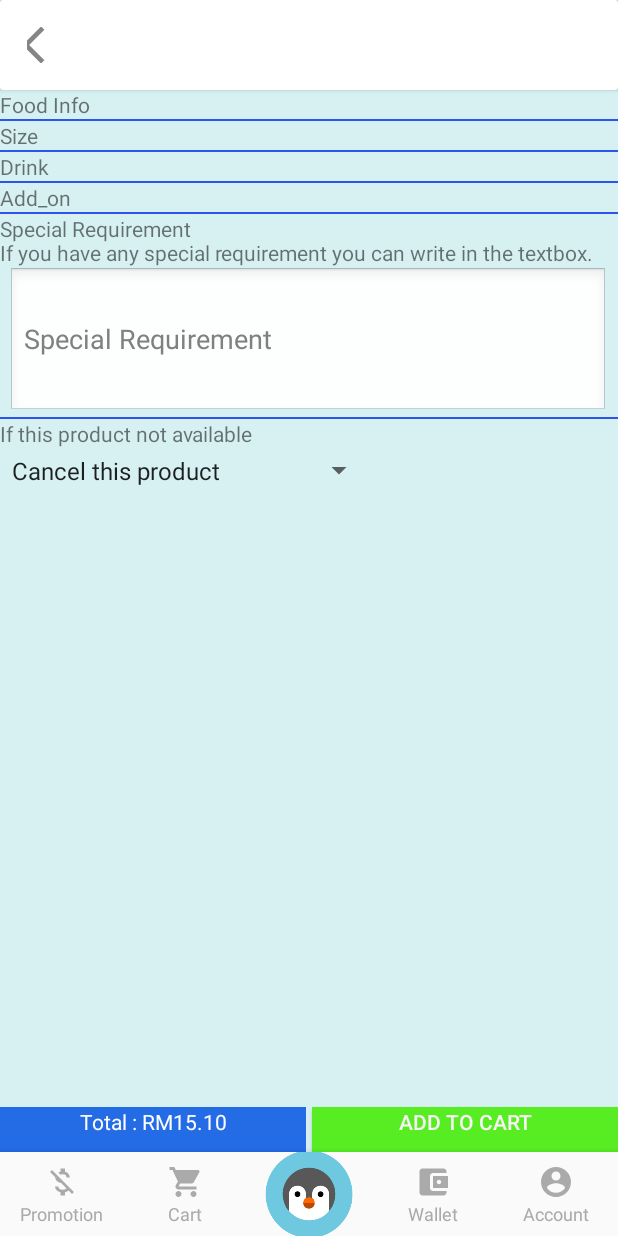
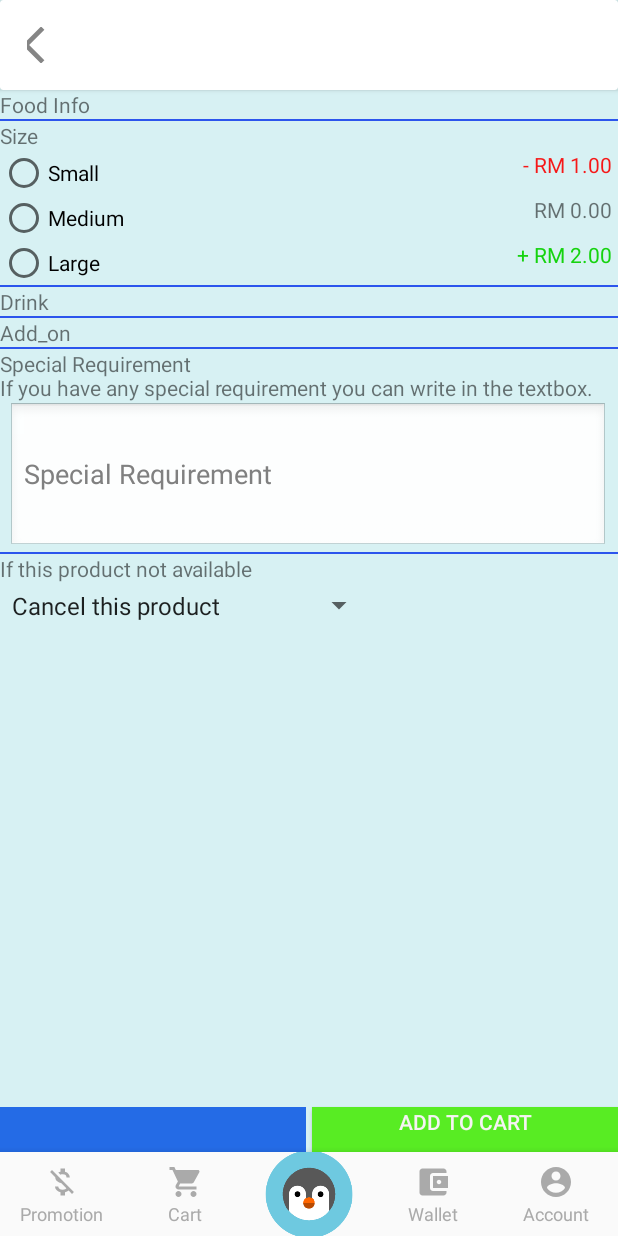
Before and after one commit to liaukx-tarc/Foodpenguin, an Android app: the fragment food_info_Fragment placed in its activity, on a phone screen of 412 x 824 dp. Run offline under Robolectric (Android 15) with nearby library versions, the light colour scheme and no system bars; our stand-ins replace navigation-ui.

Commit message:
Left food layout by sfyeo

```diff
--- a/app/src/main/res/layout/fragment_checkout_fragment.xml
+++ b/app/src/main/res/layout/fragment_checkout_fragment.xml
@@ -121,12 +121,12 @@
         app:layout_constraintTop_toBottomOf="@+id/payment_text">
 
         <RadioButton
+            android:id="@+id/wallet_text"
             android:layout_width="400dp"
             android:layout_height="80dp"
             android:layout_gravity="center_horizontal"
             android:background="@drawable/checkout_button_wallet_selector"
             android:button="@null"
-            android:text="Penguin Wallet\nRM 10.50"
             android:textAlignment="center"
             android:textColor="#0347BC"
             android:textSize="25dp" />
--- a/app/src/main/res/layout/fragment_food_info_.xml
+++ b/app/src/main/res/layout/fragment_food_info_.xml
@@ -84,11 +84,68 @@
                 android:id="@+id/size">
 
                 <TextView
+                    android:id="@+id/size_text"
                     android:layout_width="match_parent"
                     android:layout_height="wrap_content"
                     android:text="Size"
                     app:layout_constraintTop_toTopOf="@+id/size"
                     app:layout_constraintStart_toStartOf="@+id/size"/>
+
+                <RadioGroup
+                    android:layout_width="wrap_content"
+                    android:layout_height="wrap_content"
+                    android:id="@+id/sizeRadio"
+                    app:layout_constraintStart_toStartOf="parent"
+                    app:layout_constraintTop_toBottomOf="@+id/size_text">
+
+                    <RadioButton
+                    android:layout_width="wrap_content"
+                    android:layout_height="30dp"
+                    android:text="Small" />
+
+                    <RadioButton
+                        android:layout_width="wrap_content"
+                        android:layout_height="30dp"
+                        android:text="Medium" />
+
+                    <RadioButton
+                        android:layout_width="wrap_content"
+                        android:layout_height="30dp"
+                        android:text="Large" />
+
+                </RadioGroup>
+
+                <TextView
+                    android:id="@+id/textView"
+                    android:layout_width="wrap_content"
+                    android:layout_height="30dp"
+                    android:layout_marginEnd="4dp"
+                    android:layout_marginRight="4dp"
+                    android:text="- RM 1.00"
+                    android:textColor="#F61818"
+                    app:layout_constraintEnd_toEndOf="parent"
+                    app:layout_constraintTop_toBottomOf="@+id/size_text" />
+
+                <TextView
+                    android:id="@+id/textView4"
+                    android:layout_width="wrap_content"
+                    android:layout_height="30dp"
+                    android:layout_marginEnd="4dp"
+                    android:layout_marginRight="4dp"
+                    android:text="RM 0.00"
+                    app:layout_constraintEnd_toEndOf="parent"
+                    app:layout_constraintTop_toBottomOf="@+id/textView" />
+
+                <TextView
+                    android:layout_width="wrap_content"
+                    android:layout_height="30dp"
+                    android:layout_marginEnd="4dp"
+                    android:layout_marginRight="4dp"
+                    android:text="+ RM 2.00"
+                    android:textColor="#16D30F"
+                    app:layout_constraintEnd_toEndOf="parent"
+                    app:layout_constraintTop_toBottomOf="@+id/textView4" />
+
 
             </androidx.constraintlayout.widget.ConstraintLayout>
 
@@ -194,7 +251,6 @@
         android:layout_height="30dp"
         android:background="#246BE6"
         android:gravity="center_horizontal"
-        android:text="Total : RM15.10"
         android:textAlignment="center"
         android:textColor="#FDFDFD"
         app:layout_constraintBottom_toTopOf="@+id/nav_view"
```
Also changed, not shown: app/src/main/java/com/xhpp/foodpenguin/ui/cart/CartFragment.java (+11 -0 lines), app/src/main/java/com/xhpp/foodpenguin/ui/checkout/checkout_Fragment.java (+34 -0 lines).
